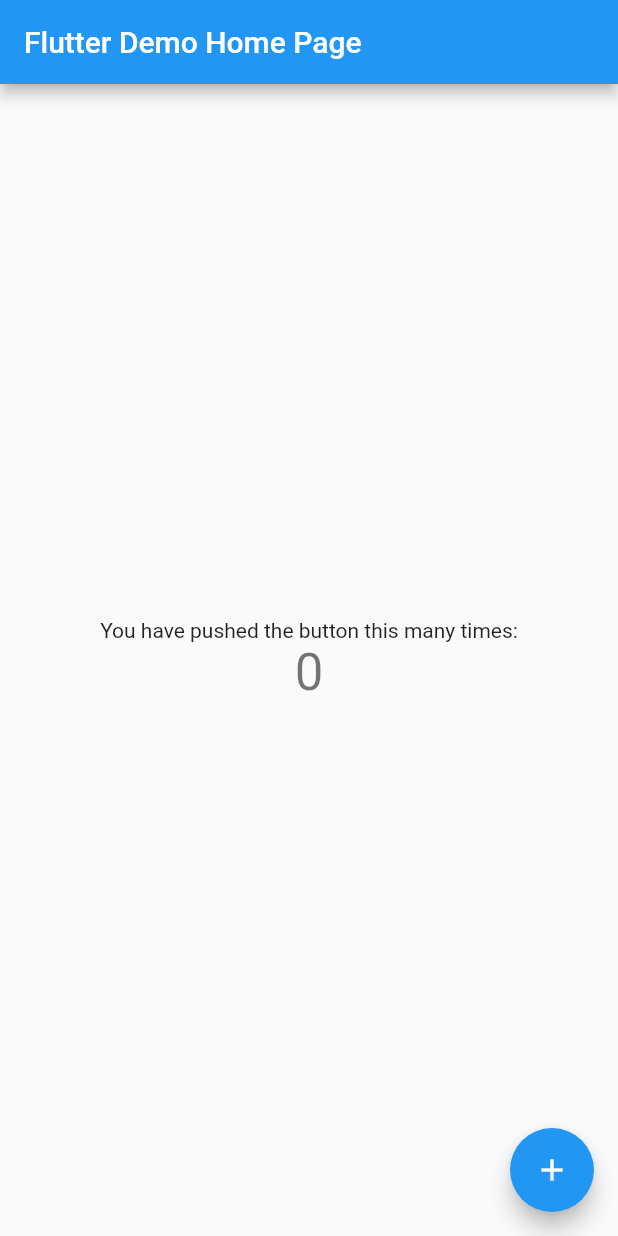
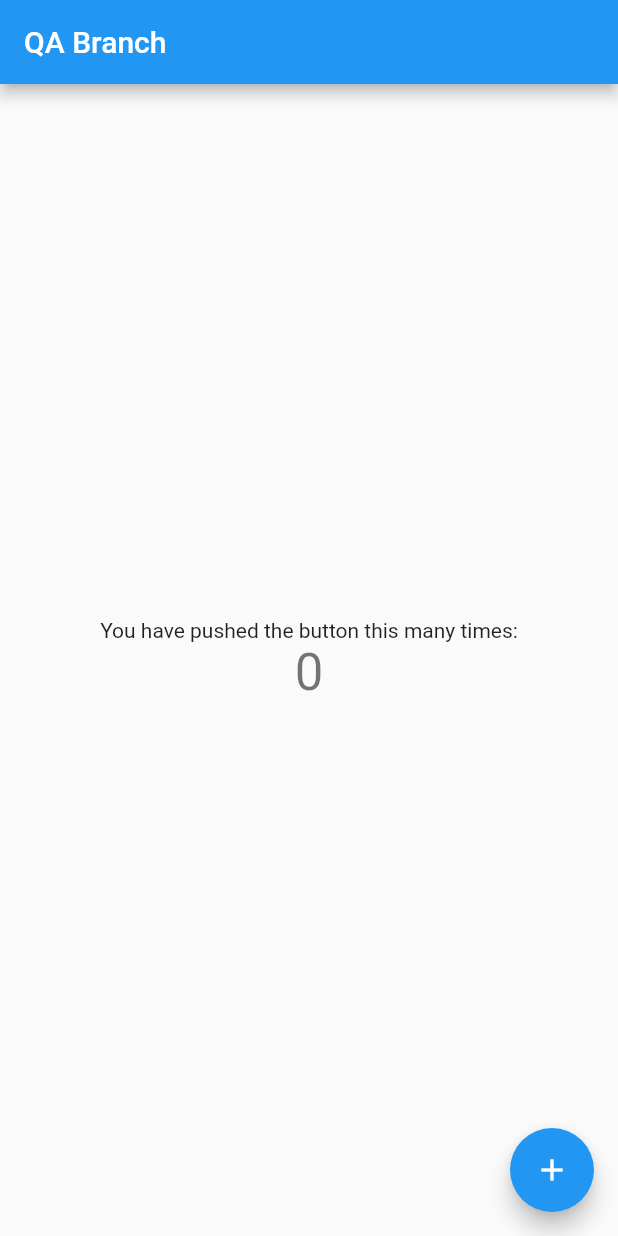
Before and after one commit to kozimjon9824/codemagic_example, a Flutter app: the screen it shows after launch, on a phone screen of 412 x 824 dp. Run offline on Flutter 3.47's test engine with Material 2 defaults, Android fonts, the phone set to English and light mode, and no system bars.

Commit message:
QA commit first times

```diff
--- a/lib/main.dart
+++ b/lib/main.dart
@@ -14,7 +14,7 @@ class MyApp extends StatelessWidget {
       theme: ThemeData(
         primarySwatch: Colors.blue,
       ),
-      home: const MyHomePage(title: 'Flutter Demo Home Page'),
+      home: const MyHomePage(title: 'QA Branch'),
     );
   }
 }
```
